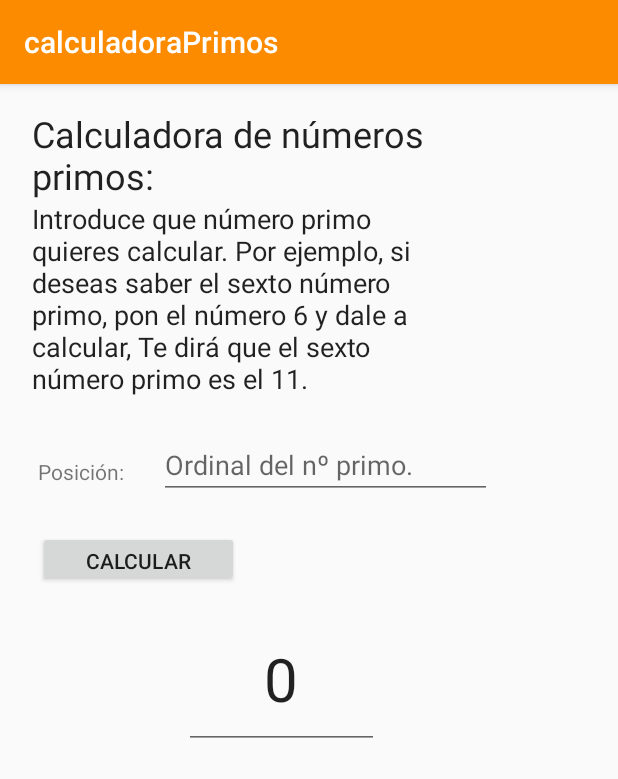
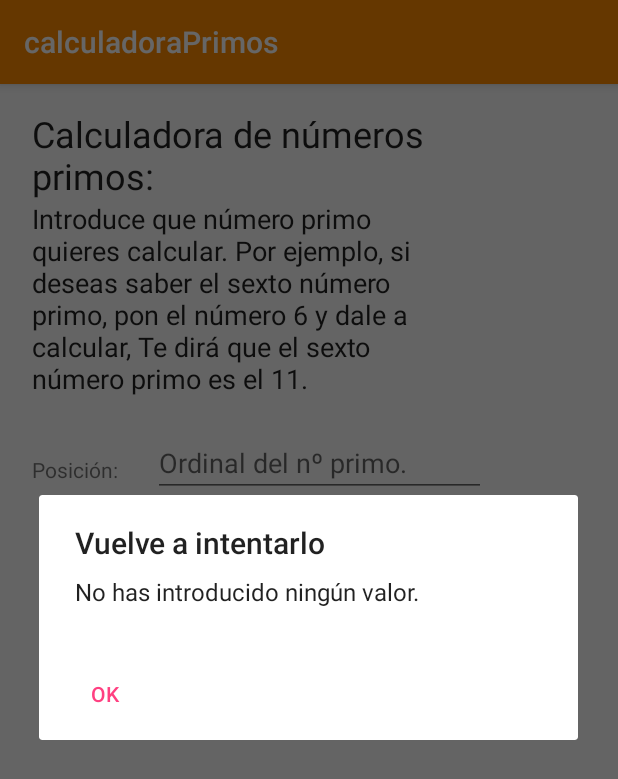
Before and after one commit to chern007/calculadoraPrimos, an Android app: the screen it shows after launch (MainActivity), after a tap on "CALCULAR", on a phone screen of 412 x 824 dp. Shown: the top 779 px of the screen. Run offline under Robolectric (Android 15) with nearby library versions, the phone set to English and light mode, and no system bars.

Commit message:
avance3
se han puesto los textos en strings.xml y se ha sacado un aviso en caso de que no se introduzca ningun dato.
FALTA: persistencia del array de primos, guardar los iconos, ajustar el string de salida al texto completo, meter en la otra clase la logica de calculo

```diff
--- a/app/src/main/java/com/example/chern007/calculadoraprimos/MainActivity.java
+++ b/app/src/main/java/com/example/chern007/calculadoraprimos/MainActivity.java
@@ -1,11 +1,12 @@
 package com.example.chern007.calculadoraprimos;
 
+import android.content.DialogInterface;
 import android.os.Bundle;
+import android.support.v7.app.AlertDialog;
 import android.support.v7.app.AppCompatActivity;
 import android.view.View;
 import android.widget.Button;
 import android.widget.EditText;
-
 import java.util.ArrayList;
 import java.util.List;
 
@@ -16,6 +17,18 @@ public class MainActivity extends AppCompatActivity {
     protected void onCreate(Bundle savedInstanceState) {
         super.onCreate(savedInstanceState);
         setContentView(R.layout.activity_main);
+
+        //Creo una ventana de alerta para avisar si no se ha introducido algun valor
+        final AlertDialog alertDialog = new AlertDialog.Builder(MainActivity.this).create();
+        alertDialog.setTitle("Vuelve a intentarlo");
+        alertDialog.setMessage("No has introducido ningún valor.");
+        alertDialog.setButton(AlertDialog.BUTTON_NEUTRAL, "OK",
+                new DialogInterface.OnClickListener() {
+                    public void onClick(DialogInterface dialog, int which) {
+                        dialog.dismiss();
+                    }
+                });
+        //
 
 
         final EditText mtxtResultado = (EditText) findViewById(R.id.mtxtResultado);
@@ -28,10 +41,17 @@ public class MainActivity extends AppCompatActivity {
             @Override
             public void onClick(View v) {
 
-                int primoBuscado = calculaNsimoPrimo(Integer.parseInt(mtxtNsimo.getText().toString()));
+                String entrada = mtxtNsimo.getText().toString();
+                //if ((entrada = mtxtNsimo.getText().toString()) == "") {
+                if (entrada.equals("")) {
+
+                    alertDialog.show();
+                    return;
+                }
+
+                int primoBuscado = calculaNsimoPrimo(Integer.parseInt(entrada));
 
                 mtxtResultado.setText(String.valueOf(primoBuscado));
-
 
             }
         });
--- a/app/src/main/res/layout/activity_main.xml
+++ b/app/src/main/res/layout/activity_main.xml
@@ -22,7 +22,7 @@
         android:ems="10"
         android:enabled="true"
         android:inputType="none"
-        android:text="Calculadora de números primos:"
+        android:text="@string/txtTitulo"
         android:textSize="24sp"
         app:layout_constraintBottom_toBottomOf="parent"
         app:layout_constraintHorizontal_bias="0.2"
@@ -42,7 +42,7 @@
         android:ems="10"
         android:gravity="top"
         android:inputType="none"
-        android:text="Introduce que número primo\nquieres calcular. Por ejemplo, si\ndeseas saber el sexto número\nprimo, pon el número 6 y dale a\ncalcular, Te dirá que el sexto\nnúmero primo es el 11."
+        android:text="@string/txtInstrucciones"
         app:layout_constraintBottom_toBottomOf="parent"
         app:layout_constraintLeft_toLeftOf="@+id/txtTitulo"
         app:layout_constraintTop_toBottomOf="@+id/txtTitulo"
@@ -52,11 +52,11 @@
         android:id="@+id/lblPosicion"
         android:layout_width="wrap_content"
         android:layout_height="wrap_content"
-        android:layout_marginLeft="4dp"
+        android:layout_marginLeft="0dp"
         android:inputType="number"
-        android:text="Posición:"
+        android:text="@string/txtLabel"
         app:layout_constraintLeft_toLeftOf="@+id/mtxtInstru"
-        android:layout_marginTop="41dp"
+        android:layout_marginTop="40dp"
         app:layout_constraintTop_toBottomOf="@+id/mtxtInstru" />
 
     <EditText
--- a/app/src/main/res/values/strings.xml
+++ b/app/src/main/res/values/strings.xml
@@ -1,3 +1,6 @@
 <resources>
     <string name="app_name">calculadoraPrimos</string>
+    <string name="txtTitulo">Calculadora de números primos:</string>
+    <string name="txtInstrucciones">Introduce que número primo\nquieres calcular. Por ejemplo, si\ndeseas saber el sexto número\nprimo, pon el número 6 y dale a\ncalcular, Te dirá que el sexto\nnúmero primo es el 11.</string>
+    <string name="txtLabel">Posición:</string>
 </resources>
```
